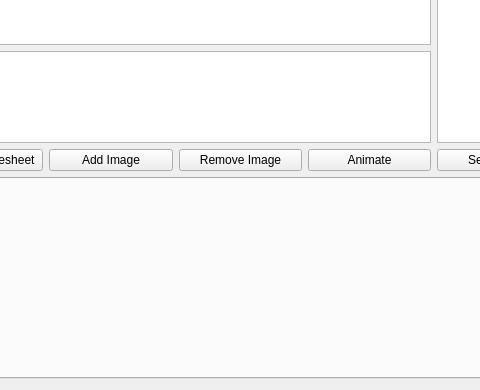
Before: the Qt Designer form KryptaEditor/AnimationSetupWidget.ui in cellproductions/KryptaEditorQT, drawn with Qt 5; both pictures show x 91 to 571 and y 310 to 700 of the 880 by 700 pixel window.
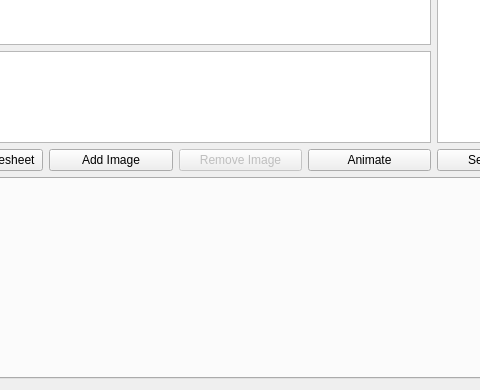
After: the same form once the commit is applied. Custom widgets are drawn as their Qt base class.

What changed in the file:
```diff
--- a/KryptaEditor/AnimationSetupWidget.ui
+++ b/KryptaEditor/AnimationSetupWidget.ui
@@ -72,6 +72,9 @@
            </item>
            <item>
             <widget class="QPushButton" name="bRemove">
+             <property name="enabled">
+              <bool>false</bool>
+             </property>
              <property name="text">
               <string>Remove Image</string>
              </property>
```
